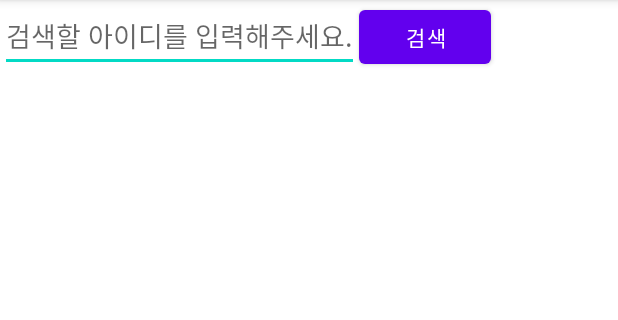
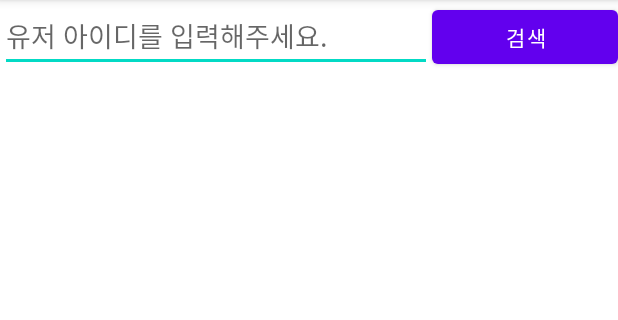
Before and after one commit to chaeyoung1027/2022_AndroidAfterschool, an Android app: the screen it shows after launch (MainActivity), after a tap on "검색", on a phone screen of 412 x 824 dp, the part 84-404 px from its top. Run offline under Robolectric (Android 15) with nearby library versions, the phone set to English and light mode, and no system bars.

```diff
--- a/GitHubUserSearch/app/build.gradle
+++ b/GitHubUserSearch/app/build.gradle
@@ -35,6 +35,9 @@ dependencies {
     implementation "com.fasterxml.jackson.module:jackson-module-kotlin:2.9.+"
     implementation "com.squareup.retrofit2:retrofit:2.6.1"
     implementation "com.squareup.retrofit2:converter-gson:2.6.1"
+    implementation 'com.github.bumptech.glide:glide:4.13.2'
+    annotationProcessor 'com.github.bumptech.glide:compiler:4.13.2'
+
 
     implementation 'androidx.core:core-ktx:1.7.0'
     implementation 'androidx.appcompat:appcompat:1.4.2'
--- a/GitHubUserSearch/app/src/main/java/com/example/githubusersearch/MainActivity.kt
+++ b/GitHubUserSearch/app/src/main/java/com/example/githubusersearch/MainActivity.kt
@@ -2,19 +2,54 @@ package com.example.githubusersearch
 
 import androidx.appcompat.app.AppCompatActivity
 import android.os.Bundle
+import android.util.Log
 import android.widget.Button
 import android.widget.EditText
+import android.widget.TextView
+import com.google.gson.GsonBuilder
+import org.w3c.dom.Text
+import retrofit2.Call
+import retrofit2.Callback
+import retrofit2.Response
+import retrofit2.Retrofit
+import retrofit2.converter.gson.GsonConverterFactory
 
 class MainActivity : AppCompatActivity() {
     override fun onCreate(savedInstanceState: Bundle?) {
         super.onCreate(savedInstanceState)
         setContentView(R.layout.activity_main)
 
-        val searchEdit = findViewById<EditText>(R.id.search_text)
-        val searchButton = findViewById<Button>(R.id.search_button)
+        val userIdInput = findViewById<EditText>(R.id.user_id_input)
+        val content = findViewById<TextView>(R.id.content)
 
-        searchButton.setOnClickListener {
+        val retrofit = Retrofit.Builder()
+            .baseUrl("https://api.github.com")
+            .addConverterFactory(
+                GsonConverterFactory.create(
+                    GsonBuilder().registerTypeAdapter(
+                        GitHubUser::class.java,
+                        GitHubUserDeserializer()
+                    ).create()
+                )
+            ).build()
 
+        val apiService = retrofit.create(GitHubAPIService::class.java)
+
+        findViewById<Button>(R.id.search_btn).setOnClickListener {
+            val id = userIdInput.text.toString()
+            val apiCallForData = apiService.getUser(id,"token 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")
+            apiCallForData.enqueue(object : Callback<GitHubUser>{
+                override fun onResponse(call: Call<GitHubUser>, response: Response<GitHubUser>) {
+                    val data = response.body()!!
+                    Log.d("mytag", data.toString())
+                    content.text = "login: ${data.login}\nid:${data.id}\nname:${data.name}\n"
+                }
+
+                override fun onFailure(call: Call<GitHubUser>, t: Throwable) {
+                    TODO("Not yet implemented")
+                }
+
+            })
         }
     }
 }
--- a/GitHubUserSearch/app/src/main/res/layout/activity_main.xml
+++ b/GitHubUserSearch/app/src/main/res/layout/activity_main.xml
@@ -2,17 +2,31 @@
 <LinearLayout
     xmlns:android="http://schemas.android.com/apk/res/android"
     android:layout_width="match_parent"
-    android:layout_height="match_parent">
+    android:layout_height="match_parent"
+    android:orientation="vertical">
 
-    <EditText
-        android:id="@+id/search_text"
-        android:hint="검색할 아이디를 입력해주세요."
-        android:layout_width="wrap_content"
-        android:layout_height="wrap_content"/>
-    <Button
-        android:id="@+id/search_button"
-        android:text="검색"
-        android:layout_width="wrap_content"
+    <LinearLayout
+        android:orientation="horizontal"
+        android:layout_width="match_parent"
+        android:layout_height="wrap_content">
+        <EditText
+            android:id="@+id/user_id_input"
+            android:layout_weight="7"
+            android:layout_width="0dp"
+            android:layout_height="wrap_content"
+            android:hint="유저 아이디를 입력해주세요." />
+
+        <Button
+            android:id="@+id/search_btn"
+            android:layout_weight="3"
+            android:layout_width="0dp"
+            android:layout_height="wrap_content"
+            android:text="검색" />
+    </LinearLayout>
+
+    <TextView
+        android:id="@+id/content"
+        android:layout_width="match_parent"
         android:layout_height="wrap_content"/>
 
 </LinearLayout>
```
Also changed, not shown: GitHubUserSearch/app/src/main/java/com/example/githubusersearch/GitHubAPIService.kt (+12 -8 lines).
